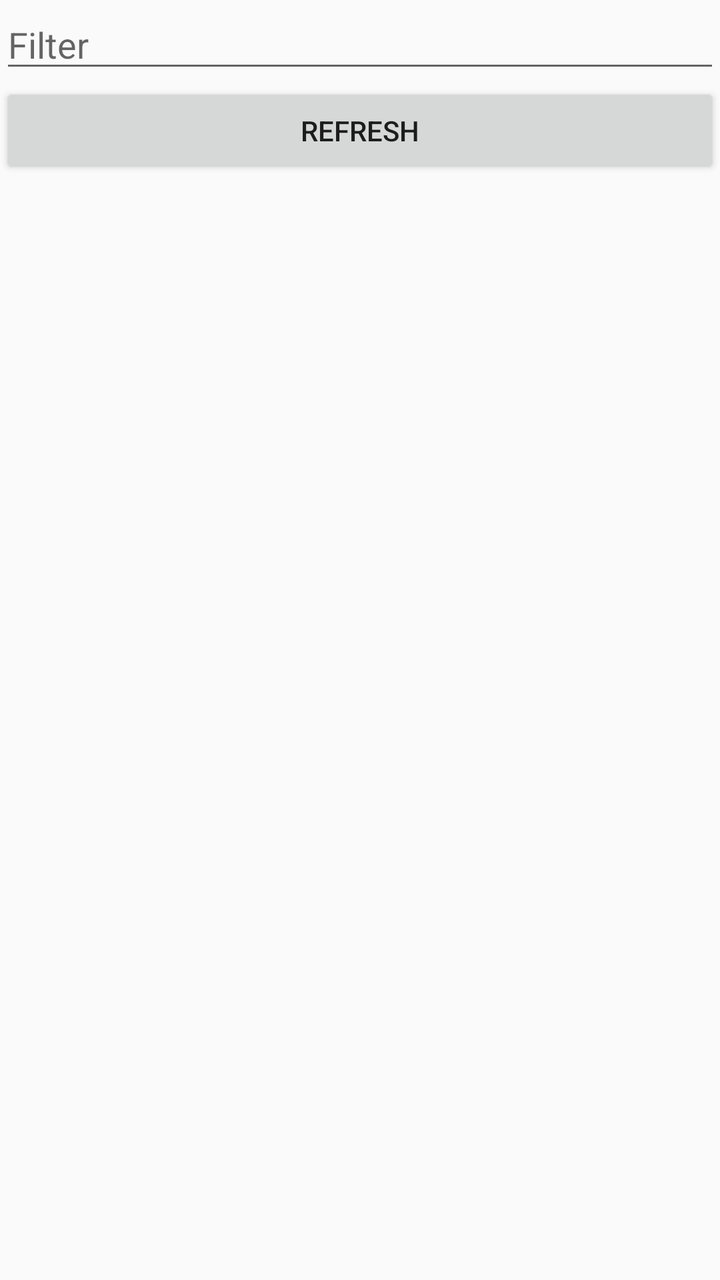
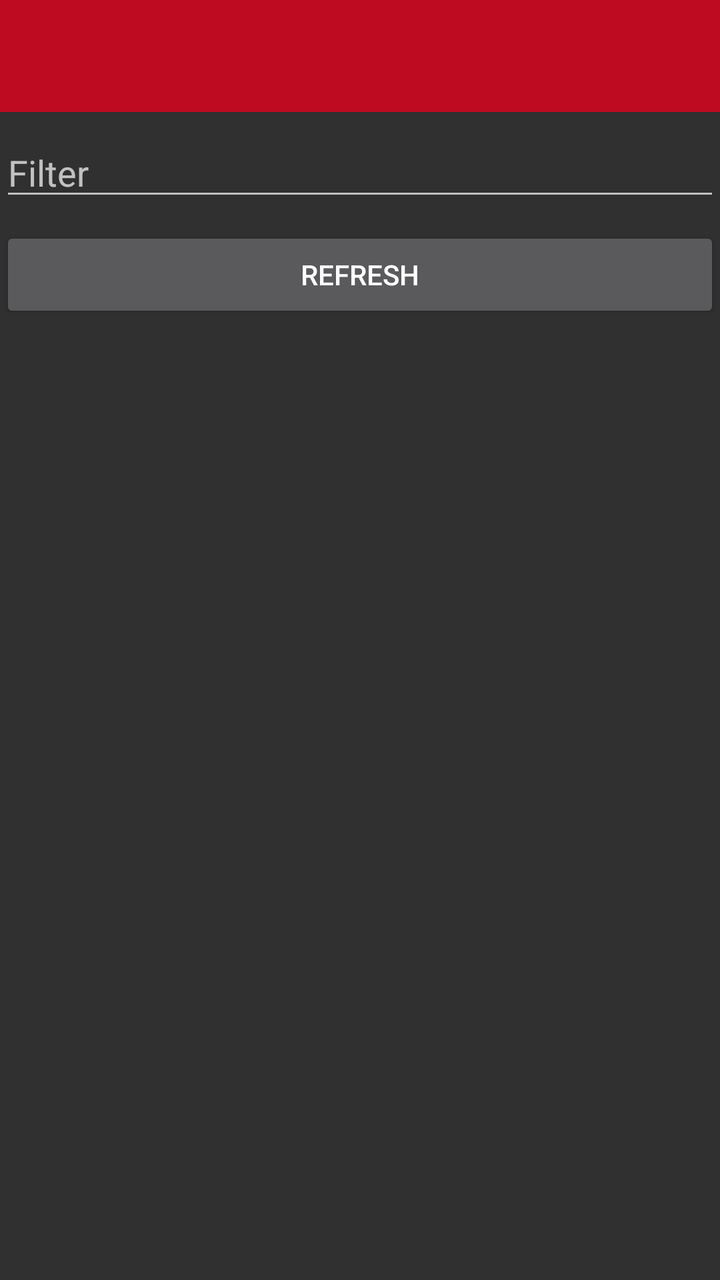

The first picture is an Android layout as it rendered before a commit; the second is the same layout after the commit. The layout source and the unified diff follow.
<!-- AndroidManifest.xml: application theme AppTheme -->
<!-- res/layout/activity_show_messages_actitvity.xml -->
<?xml version="1.0" encoding="utf-8"?>
<LinearLayout
    xmlns:android="http://schemas.android.com/apk/res/android"
    android:orientation="vertical"
    android:layout_width="fill_parent"
    android:layout_height="fill_parent" >

    <EditText
        android:id="@+id/editText"
        android:layout_width="match_parent"
        android:layout_height="wrap_content"
        android:ems="10"
        android:hint="Filter"
        android:inputType="textPersonName" />

    <Button
        android:id="@+id/addBtn"
        android:text="Refresh"
        android:layout_width="fill_parent"
        android:layout_height="wrap_content"
        android:onClick="refresh"/>

    <ListView
        android:id="@+id/list"
        android:layout_width="fill_parent"
        android:layout_height="wrap_content"
        android:drawSelectorOnTop="false" />
</LinearLayout>
<!-- resources referenced by this layout -->
<resources>
  <style name="AppTheme" parent="Theme.AppCompat.Light.DarkActionBar">
          
          <item name="colorPrimary">@color/colorPrimary</item>
          <item name="colorPrimaryDark">@color/colorPrimaryDark</item>
          <item name="colorAccent">@color/colorAccent</item>
      </style>
  <color name="colorPrimary">#BF0B22</color>
  <color name="colorPrimaryDark">#9E171E</color>
  <color name="colorAccent">#DF3D4A</color>
</resources>

<!-- the commit's change to res/layout/activity_show_messages_actitvity.xml (unified diff, before → after) -->
@@ -1,28 +1,79 @@
 <?xml version="1.0" encoding="utf-8"?>
-<LinearLayout
+<android.support.v4.widget.DrawerLayout xmlns:android="http://schemas.android.com/apk/res/android"
+    xmlns:app="http://schemas.android.com/apk/res-auto"
+    xmlns:tools="http://schemas.android.com/tools"
+    android:layout_width="fill_parent"
+    android:layout_height="fill_parent"
+    android:orientation="vertical"
+    android:id="@+id/drawerLayout">
+
+    <android.support.constraint.ConstraintLayout
+        android:layout_width="wrap_content"
+        android:layout_height="wrap_content">
+
+        <include
+            android:id="@+id/toolbar_"
+            layout="@layout/toolbar"
+            android:layout_width="match_parent"
+            android:layout_height="wrap_content"
+            app:layout_constraintEnd_toEndOf="parent"
+            app:layout_constraintStart_toStartOf="parent"
+            app:layout_constraintTop_toTopOf="parent" />
+
+        <EditText
+            android:id="@+id/editText"
+            android:layout_width="match_parent"
+            android:layout_height="wrap_content"
+            android:layout_marginTop="8dp"
+            android:ems="10"
+            android:hint="Filter"
+            android:inputType="textPersonName"
+            app:layout_constraintEnd_toEndOf="parent"
+            app:layout_constraintStart_toStartOf="parent"
+            app:layout_constraintTop_toBottomOf="@+id/toolbar_" />
+
+        <Button
+            android:id="@+id/addBtn"
+            android:layout_width="fill_parent"
+            android:layout_height="wrap_content"
+            android:layout_marginTop="8dp"
+            android:onClick="refresh"
+            android:text="Refresh"
+            app:layout_constraintEnd_toEndOf="parent"
+            app:layout_constraintStart_toStartOf="parent"
+            app:layout_constraintTop_toBottomOf="@+id/editText" />
+
+        <ListView
+            android:id="@+id/list"
+            android:layout_width="fill_parent"
+            android:layout_height="wrap_content"
+            android:layout_marginTop="8dp"
+            android:drawSelectorOnTop="false"
+            app:layout_constraintEnd_toEndOf="parent"
+            app:layout_constraintStart_toStartOf="parent"
+            app:layout_constraintTop_toBottomOf="@+id/addBtn" />
+
+    </android.support.constraint.ConstraintLayout>
+
+    <android.support.design.widget.NavigationView
+        android:id="@+id/nav_view"
+        android:layout_width="wrap_content"
+        android:layout_height="match_parent"
+        android:layout_gravity="start"
+        android:fitsSystemWindows="true"
+        app:menu="@menu/student_drawer_view" />
+
+</android.support.v4.widget.DrawerLayout>
+<!-- res/layout/toolbar.xml (included above) -->
+<?xml version="1.0" encoding="utf-8"?>
+<android.support.v7.widget.Toolbar
     xmlns:android="http://schemas.android.com/apk/res/android"
-    android:orientation="vertical"
-    android:layout_width="fill_parent"
-    android:layout_height="fill_parent" >
-
-    <EditText
-        android:id="@+id/editText"
-        android:layout_width="match_parent"
-        android:layout_height="wrap_content"
-        android:ems="10"
-        android:hint="Filter"
-        android:inputType="textPersonName" />
-
-    <Button
-        android:id="@+id/addBtn"
-        android:text="Refresh"
-        android:layout_width="fill_parent"
-        android:layout_height="wrap_content"
-        android:onClick="refresh"/>
-
-    <ListView
-        android:id="@+id/list"
-        android:layout_width="fill_parent"
-        android:layout_height="wrap_content"
-        android:drawSelectorOnTop="false" />
-</LinearLayout>
+    xmlns:app="http://schemas.android.com/apk/res-auto"
+    android:id="@+id/toolbar"
+    android:layout_height="wrap_content"
+    android:layout_width="match_parent"
+    android:fitsSystemWindows="true"
+    android:minHeight="?attr/actionBarSize"
+    app:theme="@style/AppTheme"
+    android:background="@color/colorPrimary">
+</android.support.v7.widget.Toolbar>
<!-- resource entries referenced after the edit -->
@@ -1,12 +1,12 @@
 <!-- resources referenced by this layout -->
 <resources>
-  <style name="AppTheme" parent="Theme.AppCompat.Light.DarkActionBar">
+  <color name="colorPrimary">#BF0B22</color>
+  <style name="AppTheme" parent="Theme.Design.NoActionBar">
           
           <item name="colorPrimary">@color/colorPrimary</item>
           <item name="colorPrimaryDark">@color/colorPrimaryDark</item>
           <item name="colorAccent">@color/colorAccent</item>
       </style>
-  <color name="colorPrimary">#BF0B22</color>
   <color name="colorPrimaryDark">#9E171E</color>
   <color name="colorAccent">#DF3D4A</color>
 </resources>
